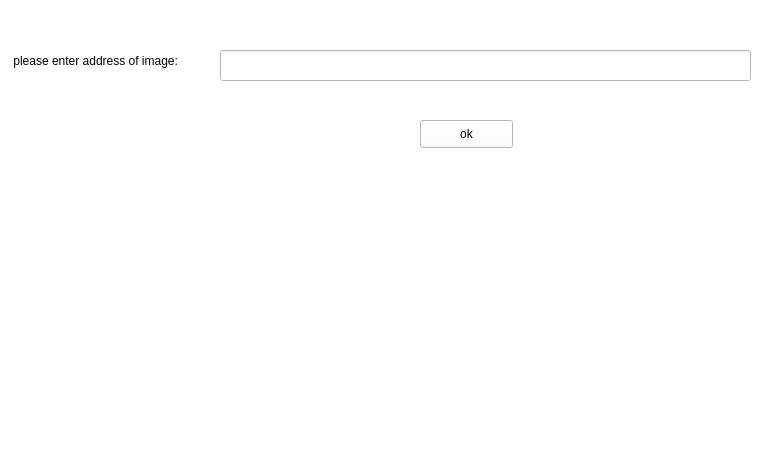
Before: the Qt Designer form app.ui in zolfaShefreie/carpet_factory, drawn with Qt 5.
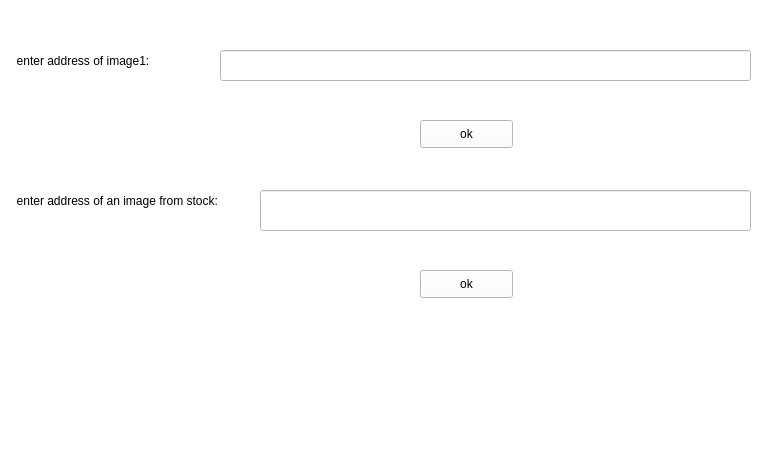
After: the same form once the commit is applied. The open tabs and pages were chosen to show the change. Icons and pictures are not drawn.

Patch:
```diff
--- a/app.ui
+++ b/app.ui
@@ -698,7 +698,7 @@
       </rect>
      </property>
      <property name="text">
-      <string> please enter address of image:</string>
+      <string>  enter address of image1:</string>
      </property>
     </widget>
     <widget class="QLineEdit" name="lineEdit_5">
@@ -727,9 +727,9 @@
     <widget class="QLabel" name="label_20">
      <property name="geometry">
       <rect>
-       <x>340</x>
-       <y>230</y>
-       <width>181</width>
+       <x>170</x>
+       <y>340</y>
+       <width>461</width>
        <height>61</height>
       </rect>
      </property>
@@ -737,6 +737,42 @@
       <string/>
      </property>
     </widget>
+    <widget class="QLabel" name="label_25">
+     <property name="geometry">
+      <rect>
+       <x>20</x>
+       <y>180</y>
+       <width>231</width>
+       <height>41</height>
+      </rect>
+     </property>
+     <property name="text">
+      <string>  enter address of an image from stock:</string>
+     </property>
+    </widget>
+    <widget class="QLineEdit" name="lineEdit_8">
+     <property name="geometry">
+      <rect>
+       <x>270</x>
+       <y>190</y>
+       <width>491</width>
+       <height>41</height>
+      </rect>
+     </property>
+    </widget>
+    <widget class="QPushButton" name="pushButton_14">
+     <property name="geometry">
+      <rect>
+       <x>430</x>
+       <y>270</y>
+       <width>93</width>
+       <height>28</height>
+      </rect>
+     </property>
+     <property name="text">
+      <string>ok</string>
+     </property>
+    </widget>
    </widget>
    <widget class="QWidget" name="page_11">
     <widget class="QLabel" name="label_21">
```
